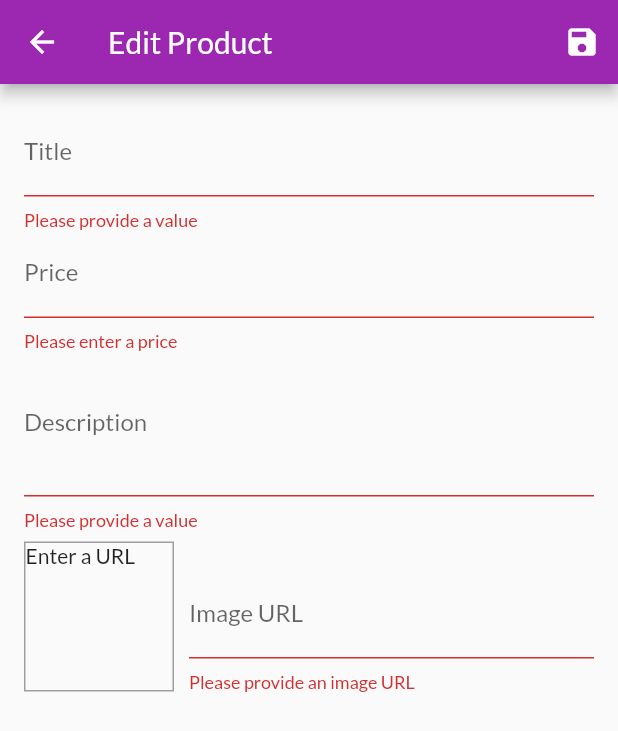
After one commit to gadgetboyme/flutter_tutorial_shop_app, a Flutter app: the EditProductScreen screen opened by its route, after a tap on the "save" icon, on a phone screen of 412 x 824 dp. The commit adds this screen. Shown: the top 731 px of the screen. Run offline on Flutter 3.47's test engine with Material 2 defaults, Android fonts, the phone set to English and light mode, and no system bars; network calls fail.

Commit message:
Periodoc update

```diff
--- a/lib/main.dart
+++ b/lib/main.dart
@@ -9,6 +9,7 @@ import './providers/orders.dart';
 import 'package:provider/provider.dart';
 import './screens/orders_screen.dart';
 import './screens/user_product_screen.dart';
+import './screens/edit_product_screen.dart';
 
 void main() => runApp(MyApp());
 
@@ -29,6 +30,7 @@ class MyApp extends StatelessWidget {
             fontFamily: 'Lato'),
         home: ProductsOverviewScreen(),
         routes: {
+          EditProductScreen.routeName: (ctx) => EditProductScreen(),
           ProductDetailScreen.routeName: (ctx) => ProductDetailScreen(),
           CartScreen.routeName: (ctx) => CartScreen(),
           OrdersScreen.routeName: (ctx) => OrdersScreen(),
--- /dev/null
+++ b/lib/screens/edit_product_screen.dart
@@ -0,0 +1,175 @@
+import 'package:flutter/material.dart';
+import 'package:flutter_tutorial_shop_app/providers/product.dart';
+
+class EditProductScreen extends StatefulWidget {
+  EditProductScreen({Key key}) : super(key: key);
+
+  static const routeName = 'edit-product';
+
+  @override
+  _EditProductScreenState createState() => _EditProductScreenState();
+}
+
+class _EditProductScreenState extends State<EditProductScreen> {
+
+  final _priceFoucsNode = FocusNode();
+  final _descriptionFocusNode = FocusNode();
+  final _imageUrlController = TextEditingController();
+  final _imageUrlFocusNode = FocusNode();
+  final _form = GlobalKey<FormState>();
+  var _editedProduct = Product(id: null, title:'', price: 0, description: '', imageUrl: '');
+
+  @override
+  void dispose(){
+    super.dispose();
+    //Any listener should be disposed of, to prevent memory leaks
+    _imageUrlFocusNode.removeListener(_updateImageUrl);
+
+    //Focus nodes need to be disposed of
+    _priceFoucsNode.dispose();
+    _descriptionFocusNode.dispose();
+    _imageUrlFocusNode.dispose();
+
+    //Controllers need to be disposed of
+    _imageUrlController.dispose();
+  }
+
+  @override
+  void initState() {
+    // TODO: implement initState
+    //Execute the _updateImageUrl function when the focus node changes
+    //Using _updateImageUrl and not _updateImageUrl() makes this a pointer to the function.
+    _imageUrlFocusNode.addListener(_updateImageUrl);
+    super.initState();
+  }
+
+  void _updateImageUrl(){
+    if(_imageUrlFocusNode.hasFocus){
+      if((_imageUrlController.text.isEmpty) ||
+      (!_imageUrlController.text.startsWith('http') && !_imageUrlController.text.startsWith('https')) ||
+      (!_imageUrlController.text.endsWith('.png') && !_imageUrlController.text.endsWith('.jpg') && !_imageUrlController.text.endsWith('.jpeg'))){
+        return;
+      }
+      setState(() {});
+    }
+  }
+
+  void _saveForm(){
+    final isValid = _form.currentState.validate(); //returns true if none of the vaildators return a value (all return null)
+    if(!isValid){
+      return;
+    }
+    _form.currentState.save();
+    print(_editedProduct.title);
+    print(_editedProduct.price);
+    print(_editedProduct.description);
+    print(_editedProduct.imageUrl);
+
+  }
+
+  @override
+  Widget build(BuildContext context) {
+    return Scaffold(
+      appBar: AppBar(
+        title: Text('Edit Product'),
+        actions: <Widget>[
+          IconButton(icon: Icon(Icons.save), onPressed: _saveForm,)
+        ],
+      ),
+      body: Padding(
+        padding: const EdgeInsets.all(16.0),
+        child: Form(
+          key: _form,
+          child: ListView(
+            children: <Widget>[
+              TextFormField(
+                decoration: InputDecoration(labelText: 'Title'),
+                textInputAction: TextInputAction.next,
+                onFieldSubmitted: (_) {FocusScope.of(context).requestFocus(_priceFoucsNode);}, //Automatically go to next input from this input
+                onSaved: (value) {_editedProduct = Product(title: value, price: _editedProduct.price, description: _editedProduct.description, id: null, imageUrl: _editedProduct.imageUrl);},
+                validator: (value) {
+                  if(value.isEmpty){
+                    return 'Please provide a value';
+                  }
+                  return null;
+                },
+              ),
+              TextFormField(
+                decoration: InputDecoration(labelText: 'Price'),
+                textInputAction: TextInputAction.next,
+                keyboardType: TextInputType.number,
+                focusNode: _priceFoucsNode, //When focus node is acticated, the user will be naviagated automatically to the next field in the form
+                onFieldSubmitted: (_) {FocusScope.of(context).requestFocus(_descriptionFocusNode);},
+                onSaved: (value) {_editedProduct = Product(title: _editedProduct.title, price: double.parse(value), description: _editedProduct.description, id: null, imageUrl: _editedProduct.imageUrl);},
+                validator: (value) {
+                  if(value.isEmpty){
+                    return 'Please enter a price';
+                  }
+                  if(double.tryParse(value) == null){
+                    return 'Please enter a valid number';
+                  }
+                  if(double.parse(value) <= 0){
+                    return 'Please enter a number greater than zero';
+                  }
+                  return null;
+                },
+              ),
+              TextFormField(
+                decoration: InputDecoration(labelText: 'Description'),
+                maxLines: 3, //Determines how many lines wil be used for the text field
+                keyboardType: TextInputType.multiline,
+                focusNode: _descriptionFocusNode,
+                onSaved: (value) {_editedProduct = Product(title: _editedProduct.title, price: _editedProduct.price, description: value, id: null, imageUrl: _editedProduct.imageUrl);},
+                validator: (value) {
+                  if(value.isEmpty){
+                    return 'Please provide a value';
+                  }
+                  if(value.length < 10){
+                    return 'Should be at least 10 characters long';
+                  }
+                  return null;
+                },
+              ),
+              Row(
+                crossAxisAlignment: CrossAxisAlignment.end,
+                children: <Widget>[
+                  Container(
+                    width: 100,
+                    height: 100,
+                    margin: EdgeInsets.only(top: 8, right:10),
+                    decoration: BoxDecoration(border: Border.all(width:1, color: Colors.grey)),
+                    child: _imageUrlController.text.isEmpty ? Text('Enter a URL') : FittedBox(child: Image.network(_imageUrlController.text), fit: BoxFit.cover,),
+                  ),
+                  Expanded(
+                                      child: TextFormField(
+                      decoration: InputDecoration(labelText: 'Image URL'),
+                      keyboardType: TextInputType.url,
+                      textInputAction: TextInputAction.done,
+                      controller: _imageUrlController,
+                      focusNode: _imageUrlFocusNode,
+                      onFieldSubmitted: (_) {_saveForm();},
+                      onSaved: (value) {_editedProduct = Product(title: _editedProduct.title, price: _editedProduct.price, description: _editedProduct.description, id: null, imageUrl: value);},
+                      validator: (value) {
+                        if(value.isEmpty){
+                          return 'Please provide an image URL';
+                        }
+                        if(!value.startsWith('http') && !value.startsWith('https')){
+                          return 'Please enter a valid URL';
+                        }
+                        if(!value.endsWith('.png') && !value.endsWith('.jpg') && !value.endsWith('.jpeg')){
+                          return 'Please enter a valid image URL';
+                        }
+                        return null;
+                      },
+                    ),
+                  )
+                ],
+
+              ),
+            ],
+          ),
+        ),
+      ),
+    );
+  }
+}
--- a/lib/screens/user_product_screen.dart
+++ b/lib/screens/user_product_screen.dart
@@ -2,6 +2,7 @@ import 'package:flutter/material.dart';
 import 'package:flutter_tutorial_shop_app/widgets/app_drawer.dart';
 import 'package:provider/provider.dart';
 
+import '../screens/edit_product_screen.dart';
 import '../providers/products.dart';
 import '../widgets/user_product_item.dart';
 import '../widgets/app_drawer.dart';
@@ -20,7 +21,7 @@ class UserProductScreen extends StatelessWidget {
           IconButton(
               icon: const Icon(Icons.add),
               onPressed: () {
-                //... navigate to the new products screen
+                Navigator.of(context).pushNamed(EditProductScreen.routeName);
               })
         ],
       ),
```
